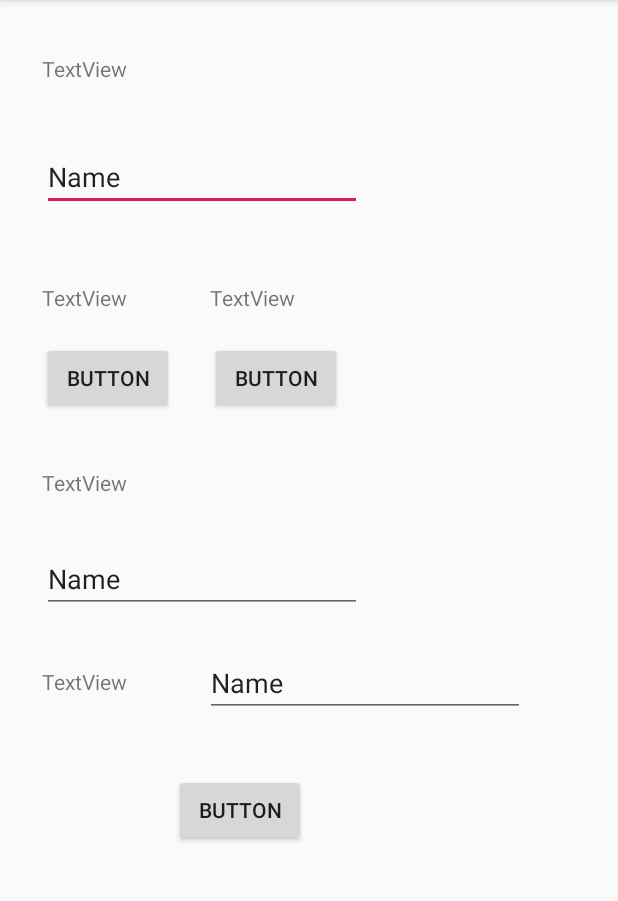
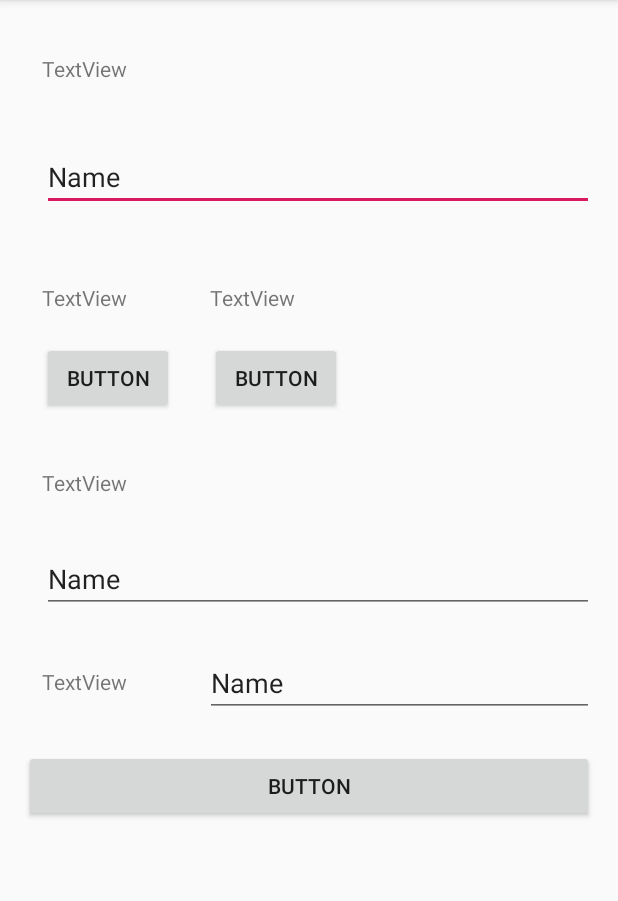
Before and after one commit to developerBrito/PAM1-Layouts, an Android app: the screen it shows after launch (MainActivity), on a phone screen of 412 x 824 dp, the part 84-985 px from its top. Run offline under Robolectric (Android 15) with nearby library versions, the phone set to English and light mode, and no system bars.

Commit message:
Atualização do layout

```diff
--- a/app/src/main/res/layout/activity_main.xml
+++ b/app/src/main/res/layout/activity_main.xml
@@ -19,12 +19,15 @@
 
     <EditText
         android:id="@+id/editText"
-        android:layout_width="wrap_content"
+        android:layout_width="0dp"
         android:layout_height="wrap_content"
         android:layout_marginTop="40dp"
+        android:layout_marginEnd="16dp"
+        android:layout_marginRight="16dp"
         android:ems="10"
         android:inputType="textPersonName"
         android:text="Name"
+        app:layout_constraintEnd_toEndOf="parent"
         app:layout_constraintStart_toStartOf="@+id/textView"
         app:layout_constraintTop_toBottomOf="@+id/textView" />
 
@@ -81,12 +84,15 @@
 
     <EditText
         android:id="@+id/editText2"
-        android:layout_width="wrap_content"
+        android:layout_width="0dp"
         android:layout_height="wrap_content"
         android:layout_marginTop="32dp"
+        android:layout_marginEnd="16dp"
+        android:layout_marginRight="16dp"
         android:ems="10"
         android:inputType="textPersonName"
         android:text="Name"
+        app:layout_constraintEnd_toEndOf="parent"
         app:layout_constraintStart_toStartOf="@+id/textView4"
         app:layout_constraintTop_toBottomOf="@+id/textView4" />
 
@@ -101,25 +107,32 @@
 
     <Button
         android:id="@+id/button3"
-        android:layout_width="wrap_content"
+        android:layout_width="0dp"
         android:layout_height="wrap_content"
-        android:layout_marginStart="116dp"
-        android:layout_marginLeft="116dp"
-        android:layout_marginTop="52dp"
+        android:layout_marginStart="16dp"
+        android:layout_marginLeft="16dp"
+        android:layout_marginTop="36dp"
+        android:layout_marginEnd="16dp"
+        android:layout_marginRight="16dp"
         android:text="Button"
+        app:layout_constraintEnd_toEndOf="parent"
+        app:layout_constraintHorizontal_bias="0.0"
         app:layout_constraintStart_toStartOf="parent"
         app:layout_constraintTop_toBottomOf="@+id/textView5" />
 
     <EditText
         android:id="@+id/editText4"
-        android:layout_width="wrap_content"
+        android:layout_width="0dp"
         android:layout_height="wrap_content"
         android:layout_marginStart="52dp"
         android:layout_marginLeft="52dp"
         android:layout_marginTop="24dp"
+        android:layout_marginEnd="16dp"
+        android:layout_marginRight="16dp"
         android:ems="10"
         android:inputType="textPersonName"
         android:text="Name"
+        app:layout_constraintEnd_toEndOf="parent"
         app:layout_constraintStart_toEndOf="@+id/textView5"
         app:layout_constraintTop_toBottomOf="@+id/editText2" />
 
```
